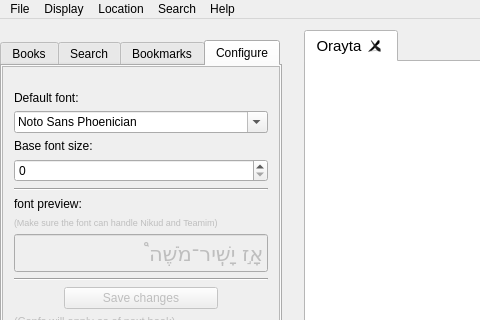
Old version of the form trunk/mainwindow.ui in the repository MosheWagner/Orayta-QT; both pictures show x 0 to 480 and y 0 to 320 of the 1089 by 717 pixel window.
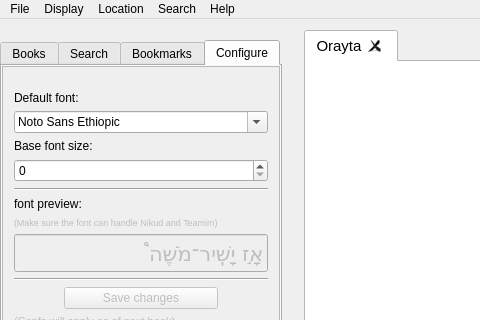
New version of the form. The open tabs and pages were chosen to show the change. Icons and pictures are not drawn. Custom widgets are drawn as their Qt base class.

Commit message: Made openmixed button available again

What changed in the file:
```diff
--- a/trunk/mainwindow.ui
+++ b/trunk/mainwindow.ui
@@ -1631,8 +1631,8 @@
                <rect>
                 <x>0</x>
                 <y>0</y>
-                <width>272</width>
-                <height>631</height>
+                <width>222</width>
+                <height>478</height>
                </rect>
               </property>
               <layout class="QVBoxLayout" name="verticalLayout_7">
@@ -1658,7 +1658,7 @@
                   <string>font: 8pt &quot;Sans Serif&quot;;</string>
                  </property>
                  <property name="currentIndex">
-                  <number>233</number>
+                  <number>155</number>
                  </property>
                  <property name="sizeAdjustPolicy">
                   <enum>QComboBox::AdjustToContentsOnFirstShow</enum>
```
Left out of the diff: 2 changed lines with no effect on the pictures. The commit also changes 3 other files.
